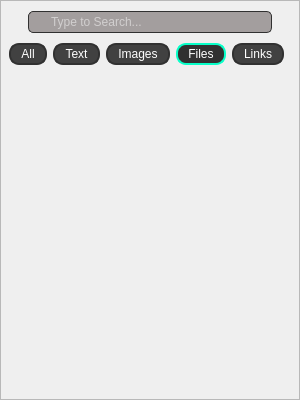
The window that interface/main.ui (PashaKopka/linux_bufer) describes before a commit, drawn with Qt 5.
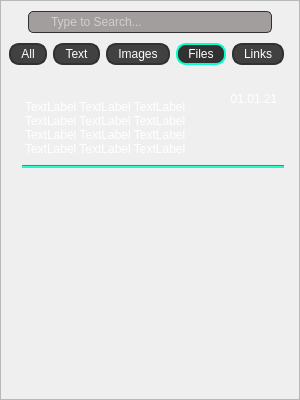
The same window after the commit. The open tabs and pages were chosen to show the change. Icons and pictures are not drawn.

Commit message: big refactoring of clipboard unions interface

Patch:
```diff
--- a/interface/main.ui
+++ b/interface/main.ui
@@ -35,10 +35,7 @@
   <property name="class" stdset="0">
    <string>main_window</string>
   </property>
-  <layout class="QVBoxLayout" name="verticalLayout_4">
-   <property name="spacing">
-    <number>0</number>
-   </property>
+  <layout class="QGridLayout" name="gridLayout">
    <property name="leftMargin">
     <number>0</number>
    </property>
@@ -51,7 +48,7 @@
    <property name="bottomMargin">
     <number>0</number>
    </property>
-   <item>
+   <item row="0" column="0">
     <widget class="QFrame" name="frame">
      <property name="styleSheet">
       <string notr="true">.frame {
@@ -846,6 +843,169 @@
               <property name="bottomMargin">
                <number>0</number>
               </property>
+              <item>
+               <widget class="QWidget" name="clipboard_union_5" native="true">
+                <property name="minimumSize">
+                 <size>
+                  <width>0</width>
+                  <height>100</height>
+                 </size>
+                </property>
+                <property name="maximumSize">
+                 <size>
+                  <width>16777215</width>
+                  <height>100</height>
+                 </size>
+                </property>
+                <property name="contextMenuPolicy">
+                 <enum>Qt::DefaultContextMenu</enum>
+                </property>
+                <property name="styleSheet">
+                 <string notr="true">.clipboard_union{
+	border: 2px solid #313131;
+	color: #fff;
+	border-radius: 10px;
+	background-color: #414141;
+}
+
+.clipboard_union:hover{
+	border: 2px solid #08ffc8;
+}
+
+.clipboard_union:pressed{
+	background-color: #313131;
+	border: 2px solid #08ffc8;
+}</string>
+                </property>
+                <property name="class" stdset="0">
+                 <string>clipboard_union</string>
+                </property>
+                <layout class="QGridLayout" name="gridLayout_2">
+                 <property name="leftMargin">
+                  <number>10</number>
+                 </property>
+                 <property name="topMargin">
+                  <number>0</number>
+                 </property>
+                 <property name="rightMargin">
+                  <number>10</number>
+                 </property>
+                 <property name="bottomMargin">
+                  <number>7</number>
+                 </property>
+                 <item row="0" column="0">
+                  <widget class="QLabel" name="text_4">
+                   <property name="minimumSize">
+                    <size>
+                     <width>150</width>
+                     <height>100</height>
+                    </size>
+                   </property>
+                   <property name="styleSheet">
+                    <string notr="true">color: #fff;
+text-align:left top;
+padding: 22px 20px 22px 0px;</string>
+                   </property>
+                   <property name="text">
+                    <string>TextLabel TextLabel TextLabel TextLabel TextLabel TextLabel TextLabel TextLabel TextLabel TextLabel TextLabel TextLabel TextLabel TextLabel TextLabel </string>
+                   </property>
+                   <property name="alignment">
+                    <set>Qt::AlignLeading|Qt::AlignLeft|Qt::AlignTop</set>
+                   </property>
+                   <property name="wordWrap">
+                    <bool>true</bool>
+                   </property>
+                  </widget>
+                 </item>
+                 <item row="0" column="1">
+                  <widget class="QWidget" name="props_4" native="true">
+                   <property name="minimumSize">
+                    <size>
+                     <width>60</width>
+                     <height>0</height>
+                    </size>
+                   </property>
+                   <property name="maximumSize">
+                    <size>
+                     <width>40</width>
+                     <height>16777215</height>
+                    </size>
+                   </property>
+                   <property name="styleSheet">
+                    <string notr="true">margin: 0;</string>
+                   </property>
+                   <layout class="QVBoxLayout" name="verticalLayout_20">
+                    <property name="spacing">
+                     <number>0</number>
+                    </property>
+                    <property name="leftMargin">
+                     <number>0</number>
+                    </property>
+                    <property name="topMargin">
+                     <number>7</number>
+                    </property>
+                    <property name="rightMargin">
+                     <number>0</number>
+                    </property>
+                    <property name="bottomMargin">
+                     <number>10</number>
+                    </property>
+                    <item>
+                     <widget class="QLabel" name="datetime_3">
+                      <property name="font">
+                       <font>
+                        <pointsize>9</pointsize>
+                       </font>
+                      </property>
+                      <property name="styleSheet">
+                       <string notr="true">color: #fff;</string>
+                      </property>
+                      <property name="text">
+                       <string>01.01.21</string>
+                      </property>
+                      <property name="alignment">
+                       <set>Qt::AlignCenter</set>
+                      </property>
+                     </widget>
+                    </item>
+                    <item>
+                     <widget class="QLabel" name="label_4">
+                      <property name="text">
+                       <string/>
+                      </property>
+                      <property name="pixmap">
+                       <pixmap>../../../../Downloads/Hnet.com-image.png</pixmap>
+                      </property>
+                      <property name="scaledContents">
+                       <bool>false</bool>
+                      </property>
+                      <property name="alignment">
+                       <set>Qt::AlignCenter</set>
+                      </property>
+                     </widget>
+                    </item>
+                   </layout>
+                  </widget>
+                 </item>
+                 <item row="1" column="0" colspan="2">
+                  <widget class="Line" name="line">
+                   <property name="maximumSize">
+                    <size>
+                     <width>16777215</width>
+                     <height>16777215</height>
+                    </size>
+                   </property>
+                   <property name="styleSheet">
+                    <string notr="true">background-color: #08ffc8;</string>
+                   </property>
+                   <property name="orientation">
+                    <enum>Qt::Horizontal</enum>
+                   </property>
+                  </widget>
+                 </item>
+                </layout>
+               </widget>
+              </item>
               <item>
                <spacer name="verticalSpacer_6">
                 <property name="orientation">
```
Left out of the diff: 142 changed lines with no effect on the pictures. The commit also changes 3 other files.
